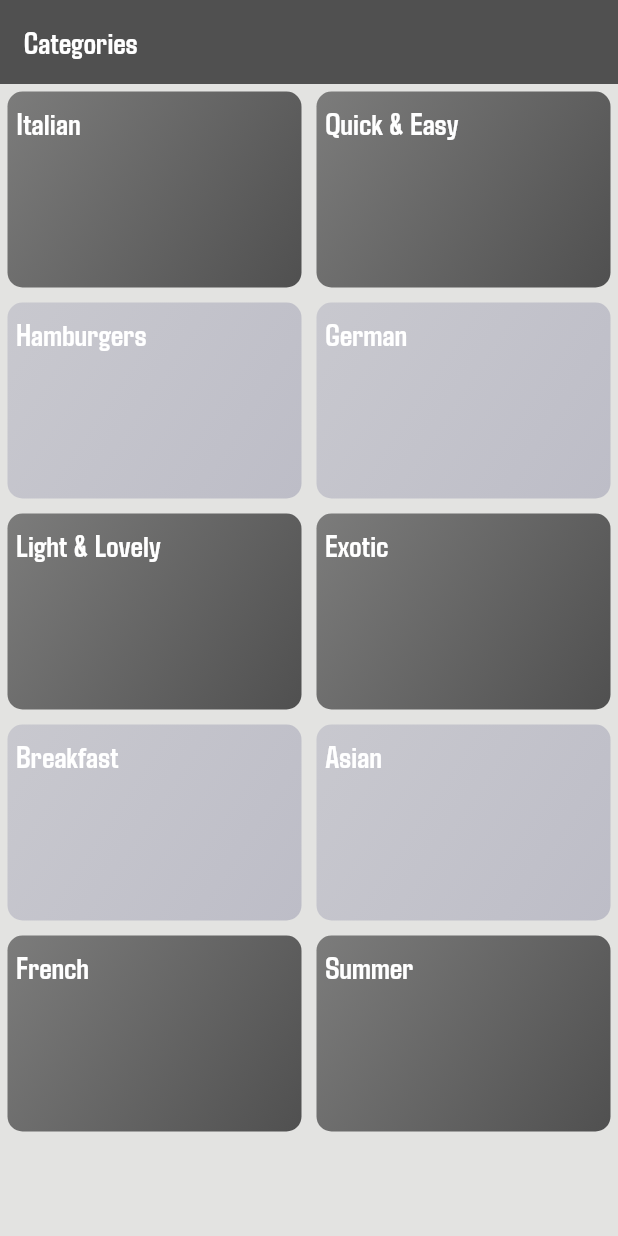
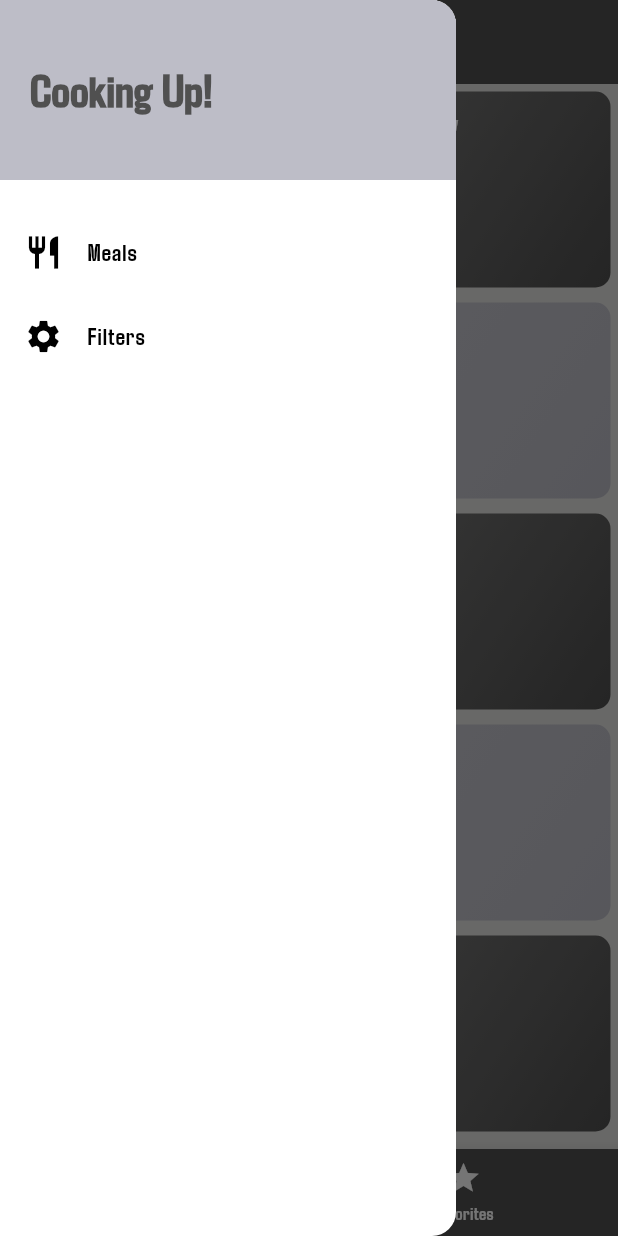
Before and after one commit to Muneeb1030/Meals-App-Flutter, a Flutter app: the screen it shows after launch, with the side drawer open (before the commit the screen has no drawer), on a phone screen of 412 x 824 dp. Run offline on Flutter 3.47's test engine with Material 2 defaults, Android fonts, the phone set to English and light mode, and no system bars; our stand-ins replace connectivity, fluttertoast; missing offline and left inert: dart:ffi.

Commit message:
Tab Menu and Drawer Added in the App

```diff
--- /dev/null
+++ b/lib/Activities/Favorites.dart
@@ -0,0 +1,10 @@
+import 'package:flutter/material.dart';
+
+class Favorites extends StatelessWidget {
+  const Favorites({super.key});
+
+  @override
+  Widget build(BuildContext context) {
+    return const Placeholder();
+  }
+}
--- /dev/null
+++ b/lib/Activities/Filter.dart
@@ -0,0 +1,11 @@
+import 'package:flutter/material.dart';
+
+class FilterScreen extends StatelessWidget {
+  static const String routeName = '/filters';
+  const FilterScreen({super.key});
+
+  @override
+  Widget build(BuildContext context) {
+    return const Placeholder();
+  }
+}
--- a/lib/Activities/Home.dart
+++ b/lib/Activities/Home.dart
@@ -15,18 +15,10 @@ class Home extends StatelessWidget {
     final _routeArgs =
         ModalRoute.of(context)?.settings.arguments as Map<String, bool>;
     final bool _isConnected = _routeArgs['connect'].toString() == 'true';
-    final _appBar = AppBar(
-      title: Text(
-        "Categories",
-        style: Theme.of(context).textTheme.titleMedium,
-      ),
-      backgroundColor: Theme.of(context).colorScheme.primary,
-    );
     final double _height = _mediaQuery.size.height -
-        _appBar.preferredSize.height -
+        //_appBar.preferredSize.height -
         _mediaQuery.padding.top;
     return Scaffold(
-      appBar: _appBar,
       body: Container(
         height: _height,
         child: GridView(
--- a/lib/Activities/Loading.dart
+++ b/lib/Activities/Loading.dart
@@ -5,6 +5,7 @@ import 'package:connectivity/connectivity.dart';
 import 'package:fluttertoast/fluttertoast.dart';
 
 import 'package:mealapp/Activities/Home.dart';
+import 'package:mealapp/Activities/TabScreen.dart';
 
 class Loading extends StatefulWidget {
   const Loading({super.key});
@@ -30,7 +31,7 @@ class _LoadingState extends State<Loading> {
       Duration(seconds: 3),
       () {
         Navigator.of(context).pushReplacementNamed(
-          Home.routename,
+          TabScreen.routeName,
           arguments: {'connect': isConnected},
         );
       },
--- /dev/null
+++ b/lib/Activities/TabScreen.dart
@@ -0,0 +1,65 @@
+import 'package:flutter/material.dart';
+import 'package:mealapp/Activities/Home.dart';
+import 'package:mealapp/Activities/Favorites.dart';
+import 'package:mealapp/Widgets/MainDrawer.dart';
+
+class TabScreen extends StatefulWidget {
+  static const String routeName = '/TabScreen';
+  const TabScreen({super.key});
+
+  @override
+  State<TabScreen> createState() => _TabScreenState();
+}
+
+class _TabScreenState extends State<TabScreen> {
+  List<Map<String, Object>> pages = [
+    {
+      'page': Home(),
+      'title': 'Categories',
+    },
+    {
+      'page': Favorites(),
+      'title': 'Your Favorite',
+    },
+  ];
+  int _selectedPageIndex = 0;
+
+  void _selectPage(int index) {
+    setState(() {
+      _selectedPageIndex = index;
+    });
+  }
+
+  @override
+  Widget build(BuildContext context) {
+    return Scaffold(
+      appBar: AppBar(
+        title: Text(
+          pages[_selectedPageIndex]['title'] as String,
+          style: Theme.of(context).textTheme.titleMedium,
+        ),
+        backgroundColor: Theme.of(context).colorScheme.primary,
+      ),
+      drawer: MainDrawer(),
+      body: pages[_selectedPageIndex]['page'] as Widget,
+      bottomNavigationBar: BottomNavigationBar(
+        onTap: _selectPage,
+        backgroundColor: Theme.of(context).colorScheme.primary,
+        unselectedItemColor: Colors.white,
+        selectedItemColor: Theme.of(context).colorScheme.tertiary,
+        currentIndex: _selectedPageIndex,
+        //type: BottomNavigationBarType.shifting,
+        items: [
+          BottomNavigationBarItem(
+            icon: Icon(Icons.category),
+            label: 'Categories',
+          ),
+          BottomNavigationBarItem(
+            icon: Icon(Icons.star),
+            label: 'Favorites',
+          ),
+        ],
+      ),
+    );
+  }
+}
--- /dev/null
+++ b/lib/Widgets/MainDrawer.dart
@@ -0,0 +1,55 @@
+import 'package:flutter/material.dart';
+import 'package:mealapp/Activities/Filter.dart';
+import 'package:mealapp/Activities/TabScreen.dart';
+
+class MainDrawer extends StatelessWidget {
+  const MainDrawer({super.key});
+  Widget buildListTile(String title, IconData icon, VoidCallback tapHandler) {
+    return ListTile(
+      leading: Icon(
+        icon,
+        size: 26,
+      ),
+      title: Text(
+        title,
+      ),
+      onTap: tapHandler,
+    );
+  }
+
+  @override
+  Widget build(BuildContext context) {
+    return Drawer(
+      child: Column(
+        children: <Widget>[
+          Container(
+            height: 120,
+            width: double.infinity,
+            padding: EdgeInsets.all(20),
+            alignment: Alignment.centerLeft,
+            color: Theme.of(context).colorScheme.tertiary,
+            child: Text(
+              'Cooking Up!',
+              style: TextStyle(
+                  fontWeight: FontWeight.w900,
+                  fontSize: 30,
+                  color: Theme.of(context).primaryColor),
+            ),
+          ),
+          SizedBox(
+            height: 20,
+          ),
+          buildListTile('Meals', Icons.restaurant, () {
+            Navigator.of(context).pushReplacementNamed(
+              TabScreen.routeName,
+              arguments: {'connect': true},
+            );
+          }),
+          buildListTile('Filters', Icons.settings, () {
+            Navigator.of(context).pushReplacementNamed(FilterScreen.routeName);
+          }),
+        ],
+      ),
+    );
+  }
+}
--- a/lib/main.dart
+++ b/lib/main.dart
@@ -1,9 +1,11 @@
 import 'package:flutter/material.dart';
+import 'package:mealapp/Activities/Filter.dart';
 
 import 'package:mealapp/Activities/Home.dart';
 import 'package:mealapp/Activities/Loading.dart';
 import 'package:mealapp/Activities/Recipe.dart';
 import 'package:mealapp/Activities/RecipeDetails.dart';
+import 'package:mealapp/Activities/TabScreen.dart';
 
 void main() {
   runApp(const MyApp());
@@ -40,9 +42,11 @@ class MyApp extends StatelessWidget {
       initialRoute: '/',
       routes: {
         '/': (context) => Loading(),
+        TabScreen.routeName: (context) => TabScreen(),
         Home.routename: (context) => Home(),
         Recipe.routeName: (context) => Recipe(),
-        RecipeDetails.routeName: (context)=>RecipeDetails(),
+        RecipeDetails.routeName: (context) => RecipeDetails(),
+        FilterScreen.routeName: (context) => FilterScreen(),
       },
     );
   }
```
